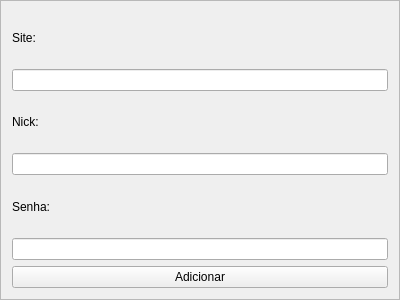
Above: view/addentry.ui from ecsanchesjr/ProjetoSeguran-a before the change. Below: the same form after it.
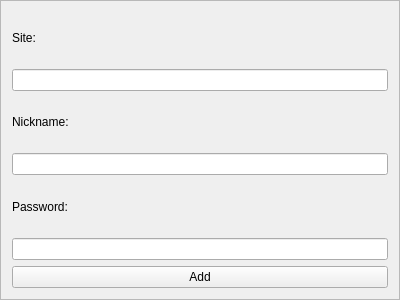
That is the form after the change.

```diff
--- a/view/addentry.ui
+++ b/view/addentry.ui
@@ -45,7 +45,7 @@
    <item>
     <widget class="QLabel" name="label_2">
      <property name="text">
-      <string>Nick:</string>
+      <string>Nickname:</string>
      </property>
     </widget>
    </item>
@@ -55,7 +55,7 @@
    <item>
     <widget class="QLabel" name="label_3">
      <property name="text">
-      <string>Senha:</string>
+      <string>Password:</string>
      </property>
     </widget>
    </item>
@@ -65,7 +65,7 @@
    <item>
     <widget class="QPushButton" name="pushButton">
      <property name="text">
-      <string>Adicionar</string>
+      <string>Add</string>
      </property>
     </widget>
    </item>
```
